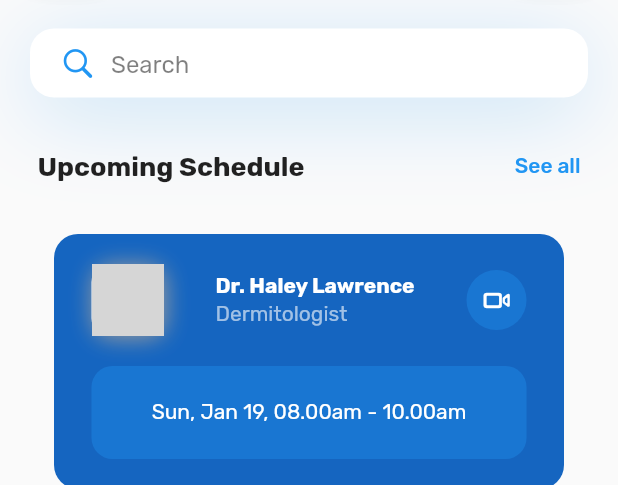
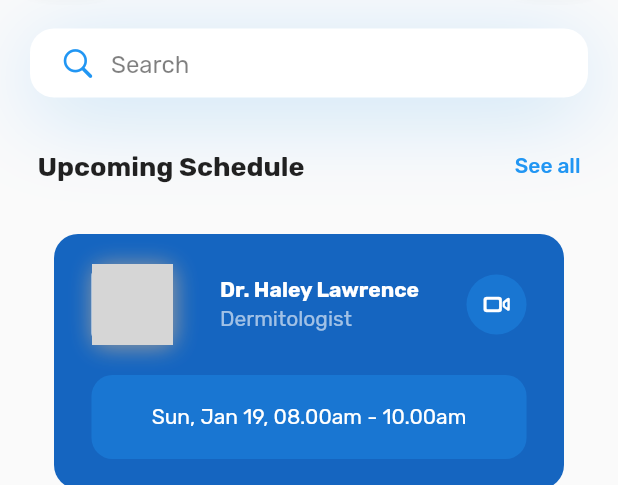
Before and after one commit to jemish54/Flutter-OnlinicsUI, a Flutter app: the Navigation screen opened directly, on a phone screen of 412 x 824 dp, the part 120-605 px from its top. Run offline on Flutter 3.47's test engine with Material 2 defaults, Android fonts, the phone set to English and light mode, and no system bars; drawn by our look-alikes of water_drop_nav_bar; our stand-ins replace google_fonts; network calls fail; grey boxes are pictures that could not be loaded.

Commit message:
Setup Before Firebase

```diff
--- a/lib/screens/home_screen.dart
+++ b/lib/screens/home_screen.dart
@@ -106,9 +106,9 @@ class HomeScreen extends StatelessWidget {
                     children: [
                       // * Profile Photo
                       ElevatedImage(
-                          Size(48, 48),
+                          Size(54, 54),
                           "https://encrypted-tbn0.gstatic.com/images?q=tbn:ANd9GcSCkAMBLJMV2zScXlokpLpjnWZ65ve6OHJ8vg&usqp=CAU",
-                          12),
+                          8),
                       // * Name and Specialization
                       Column(
                         crossAxisAlignment: CrossAxisAlignment.start,
```
